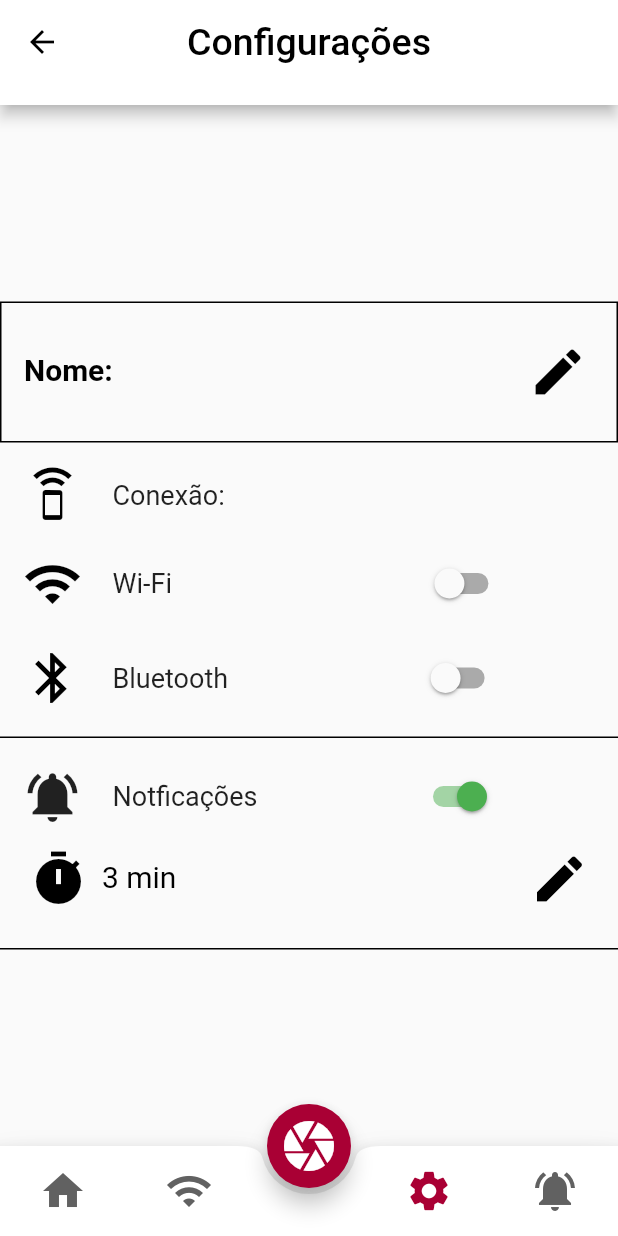
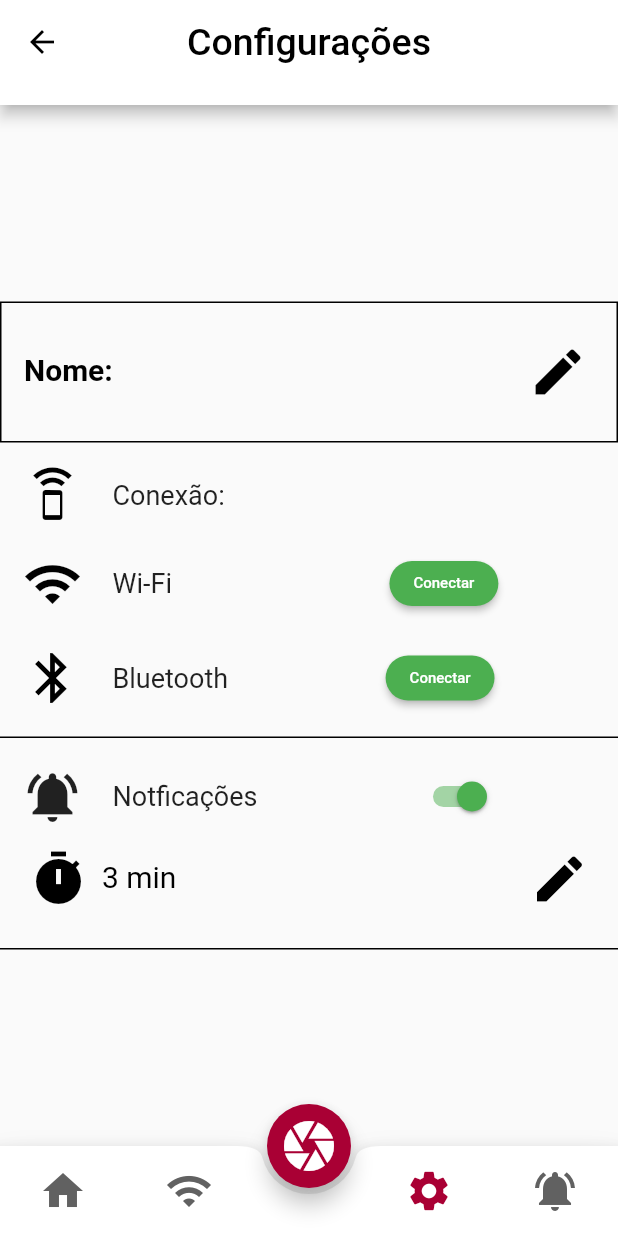
Before and after one commit to SmartMeat-UnB/smartmeat, a Flutter app: the Settings screen opened by its route, on a phone screen of 412 x 824 dp. Run offline on Flutter 3.47's test engine with Material 2 defaults, Android fonts, the phone set to English and light mode, and no system bars; our stand-ins replace auto_size_text, flutter_local_notifications, flutter_xlider, image_cropper, image_picker, shared_preferences; missing offline and left inert: adhara_socket_io, system_setting; accounts and stored records are empty.

Commit message:
Adicionando funcionalidades wifi/bluetooth em settings

```diff
--- a/lib/screens/settings.dart
+++ b/lib/screens/settings.dart
@@ -4,6 +4,7 @@ import 'package:SmartMeat/widgets/bottom_app_bar.dart';
 import 'package:SmartMeat/widgets/float_button.dart';
 import 'package:flutter/material.dart';
 import 'package:shared_preferences/shared_preferences.dart';
+import 'package:system_setting/system_setting.dart';
 
 class Settings extends StatefulWidget {
   @override
@@ -31,6 +32,14 @@ class _SettingsState extends State<Settings> {
     Timer(Duration(milliseconds: 20), () {
       checkFirstSeen();
     });
+  }
+
+  _jumpToSettingWifi() {
+    SystemSetting.goto(SettingTarget.WIFI);
+  }
+
+  _jumpToSettingBT() {
+    SystemSetting.goto(SettingTarget.BLUETOOTH);
   }
 
   Future _doSomething(String text) async {
@@ -157,16 +166,26 @@ class _SettingsState extends State<Settings> {
                         ),
                         Text("Wi-Fi", style: TextStyle(fontSize: 18)),
                         SizedBox(
-                          width: 165,
+                          width: 145,
                         ),
-                        Switch(
-                          onChanged: (bool value) {
-                            setState(() {
-                              value = !_state;
-                            });
-                          },
-                          activeColor: Colors.green,
-                          value: _state,
+                        ButtonTheme(
+                          minWidth: 50.0,
+                          height: 30.0,
+                          child: RaisedButton(
+                            child: Text(
+                              'Conectar',
+                              style: TextStyle(
+                                fontSize: 10.0,
+                                color: Colors.white,
+                              ),
+                            ),
+                            color: Colors.green,
+                            shape: RoundedRectangleBorder(
+                                borderRadius: BorderRadius.circular(30.0)),
+                            onPressed: () {
+                              _jumpToSettingWifi();
+                            },
+                          ),
                         ),
                       ]),
                       SizedBox(
@@ -183,16 +202,26 @@ class _SettingsState extends State<Settings> {
                         ),
                         Text("Bluetooth", style: TextStyle(fontSize: 18)),
                         SizedBox(
-                          width: 125,
+                          width: 105,
                         ),
-                        Switch(
-                          onChanged: (bool value) {
-                            setState(() {
-                              value = !_state;
-                            });
-                          },
-                          activeColor: Colors.green,
-                          value: _state,
+                        ButtonTheme(
+                          minWidth: 50.0,
+                          height: 30.0,
+                          child: RaisedButton(
+                            child: Text(
+                              'Conectar',
+                              style: TextStyle(
+                                fontSize: 10.0,
+                                color: Colors.white,
+                              ),
+                            ),
+                            color: Colors.green,
+                            shape: RoundedRectangleBorder(
+                                borderRadius: BorderRadius.circular(30.0)),
+                            onPressed: () {
+                              _jumpToSettingBT();
+                            },
+                          ),
                         ),
                       ]),
                     ],
```
